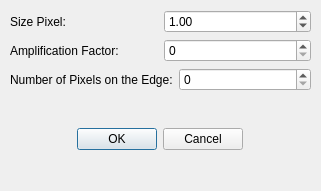
Qt form src/dialogProperties.ui (ldsc/lvp) before a commit.
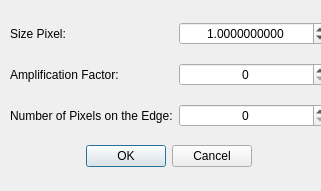
The same form after that commit. Icons and pictures are not drawn.

Commit message: atendendo modificações na libldsc

```diff
--- a/src/dialogProperties.ui
+++ b/src/dialogProperties.ui
@@ -34,52 +34,51 @@
     <rect>
      <x>10</x>
      <y>10</y>
-     <width>301</width>
+     <width>318</width>
      <height>171</height>
     </rect>
    </property>
-   <layout class="QVBoxLayout" name="verticalLayout">
-    <item>
-     <layout class="QHBoxLayout" name="horizontalLayout_3">
-      <item>
+   <layout class="QGridLayout" name="gridLayout">
+    <item row="0" column="0">
        <widget class="QLabel" name="label_2">
         <property name="text">
          <string>Size Pixel:</string>
         </property>
        </widget>
       </item>
-      <item>
+    <item row="0" column="1">
        <widget class="QDoubleSpinBox" name="doubleSpinBoxSizePixel">
+      <property name="alignment">
+       <set>Qt::AlignCenter</set>
+      </property>
+      <property name="buttonSymbols">
+       <enum>QAbstractSpinBox::UpDownArrows</enum>
+      </property>
+      <property name="decimals">
+       <number>10</number>
+      </property>
         <property name="minimum">
-         <double>0.010000000000000</double>
+       <double>0.000001000000000</double>
         </property>
         <property name="maximum">
-         <double>999.990000000000009</double>
+       <double>99.999999000000003</double>
+      </property>
+      <property name="singleStep">
+       <double>0.100000000000000</double>
         </property>
         <property name="value">
          <double>1.000000000000000</double>
         </property>
        </widget>
       </item>
-     </layout>
-    </item>
-    <item>
-     <layout class="QHBoxLayout" name="horizontalLayout_4">
-      <item>
+    <item row="1" column="0">
        <widget class="QLabel" name="label_3">
         <property name="text">
          <string>Amplification Factor:</string>
         </property>
        </widget>
       </item>
-      <item>
-       <widget class="QSpinBox" name="spinBoxAmplificationFactor"/>
-      </item>
-     </layout>
-    </item>
-    <item>
-     <layout class="QHBoxLayout" name="horizontalLayout_2">
-      <item>
+    <item row="2" column="0">
        <widget class="QLabel" name="label_4">
         <property name="layoutDirection">
          <enum>Qt::RightToLeft</enum>
@@ -89,19 +88,34 @@
         </property>
        </widget>
       </item>
-      <item>
-       <widget class="QSpinBox" name="spinBoxNumPixelsEdge"/>
-      </item>
-     </layout>
+    <item row="1" column="1">
+     <widget class="QSpinBox" name="spinBoxAmplificationFactor">
+      <property name="alignment">
+       <set>Qt::AlignCenter</set>
+      </property>
+     </widget>
+    </item>
+    <item row="2" column="1">
+     <widget class="QSpinBox" name="spinBoxNumPixelsEdge">
+      <property name="alignment">
+       <set>Qt::AlignCenter</set>
+      </property>
+     </widget>
     </item>
-    <item alignment="Qt::AlignHCenter|Qt::AlignVCenter">
+    <item row="3" column="0" colspan="2">
      <widget class="QDialogButtonBox" name="buttonBox">
+      <property name="layoutDirection">
+       <enum>Qt::LeftToRight</enum>
+      </property>
       <property name="orientation">
        <enum>Qt::Horizontal</enum>
       </property>
       <property name="standardButtons">
        <set>QDialogButtonBox::Cancel|QDialogButtonBox::Ok</set>
       </property>
+      <property name="centerButtons">
+       <bool>true</bool>
+      </property>
      </widget>
     </item>
    </layout>
```
Lines whose indentation alone changed are shown as unchanged. The commit also changes 2 other files.
